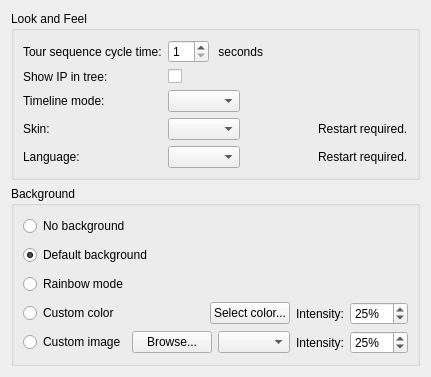
The window that client/src/ui/widgets/settings/look_and_feel_preferences_widget.ui (networkoptix/nx_open) describes before a commit, drawn with Qt 5.
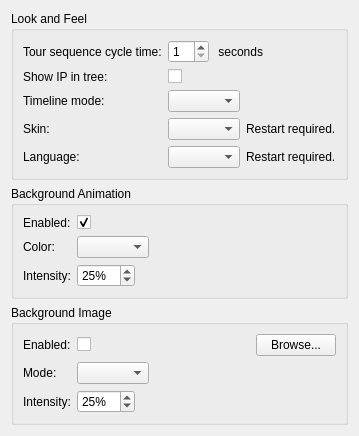
The same window after the commit.

Commit message:
(Issue #4269) :  custom image on the background and background itself
(in progress)

<==== Mercurial data ====>
Branch: master

```diff
--- a/client/src/ui/widgets/settings/look_and_feel_preferences_widget.ui
+++ b/client/src/ui/widgets/settings/look_and_feel_preferences_widget.ui
@@ -6,23 +6,20 @@
    <rect>
     <x>0</x>
     <y>0</y>
-    <width>423</width>
-    <height>360</height>
+    <width>334</width>
+    <height>410</height>
    </rect>
   </property>
   <property name="windowTitle">
    <string/>
   </property>
-  <layout class="QVBoxLayout" name="verticalLayout" stretch="0,0,0">
+  <layout class="QVBoxLayout" name="verticalLayout">
    <item>
     <widget class="QGroupBox" name="lookAndFeelGroupBox">
      <property name="title">
       <string>Look and Feel</string>
      </property>
-     <layout class="QFormLayout" name="formLayout">
-      <property name="fieldGrowthPolicy">
-       <enum>QFormLayout::AllNonFixedFieldsGrow</enum>
-      </property>
+     <layout class="QGridLayout" name="gridLayout">
       <item row="0" column="0">
        <widget class="QLabel" name="tourCycleTimeLabel">
         <property name="text">
@@ -131,18 +128,6 @@
       </item>
       <item row="4" column="0">
        <widget class="QLabel" name="languageLabel">
-        <property name="sizePolicy">
-         <sizepolicy hsizetype="Preferred" vsizetype="Preferred">
-          <horstretch>0</horstretch>
-          <verstretch>0</verstretch>
-         </sizepolicy>
-        </property>
-        <property name="minimumSize">
-         <size>
-          <width>0</width>
-          <height>0</height>
-         </size>
-        </property>
         <property name="text">
          <string>Language:</string>
         </property>
@@ -184,82 +169,42 @@
    <item>
     <widget class="QGroupBox" name="backgroundGroupBox">
      <property name="title">
-      <string>Background</string>
+      <string>Background Animation</string>
      </property>
-     <layout class="QGridLayout" name="gridLayout" rowminimumheight="23,23,23,23,23">
+     <layout class="QGridLayout" name="gridLayout_2">
       <item row="0" column="0">
-       <widget class="QRadioButton" name="backgroundEmptyRadioButton">
+       <widget class="QLabel" name="label_4">
         <property name="text">
-         <string>No background</string>
+         <string>Enabled:</string>
         </property>
        </widget>
       </item>
-      <item row="1" column="0">
-       <widget class="QRadioButton" name="backgroundDefaultRadioButton">
+      <item row="0" column="1">
+       <widget class="QCheckBox" name="checkBox_2">
         <property name="text">
-         <string>Default background</string>
+         <string/>
         </property>
         <property name="checked">
          <bool>true</bool>
         </property>
        </widget>
       </item>
+      <item row="1" column="0">
+       <widget class="QLabel" name="label_5">
+        <property name="text">
+         <string>Color:</string>
+        </property>
+       </widget>
+      </item>
       <item row="2" column="0">
-       <widget class="QRadioButton" name="backgroundRainbowRadioButton">
-        <property name="text">
-         <string>Rainbow mode</string>
-        </property>
-       </widget>
-      </item>
-      <item row="3" column="0">
-       <widget class="QWidget" name="backgroundColorWidget" native="true">
-        <layout class="QHBoxLayout" name="horizontalLayout_12">
-         <property name="leftMargin">
-          <number>0</number>
-         </property>
-         <property name="topMargin">
-          <number>0</number>
-         </property>
-         <property name="rightMargin">
-          <number>0</number>
-         </property>
-         <property name="bottomMargin">
-          <number>0</number>
-         </property>
-         <item>
-          <widget class="QRadioButton" name="backgroundCustomRadioButton">
-           <property name="text">
-            <string>Custom color</string>
-           </property>
-          </widget>
-         </item>
-         <item>
-          <spacer name="horizontalSpacer_4">
-           <property name="orientation">
-            <enum>Qt::Horizontal</enum>
-           </property>
-           <property name="sizeHint" stdset="0">
-            <size>
-             <width>40</width>
-             <height>20</height>
-            </size>
-           </property>
-          </spacer>
-         </item>
-         <item>
-          <widget class="QPushButton" name="selectColorButton">
-           <property name="text">
-            <string>Select color...</string>
-           </property>
-          </widget>
-         </item>
-         <item>
           <widget class="QLabel" name="backgroundColorOpacityLabel">
            <property name="text">
             <string>Intensity:</string>
            </property>
           </widget>
          </item>
+      <item row="2" column="1">
+       <layout class="QHBoxLayout" name="horizontalLayout_5">
          <item>
           <widget class="QSpinBox" name="backgroundColorOpacitySpinBox">
            <property name="suffix">
@@ -276,39 +221,74 @@
            </property>
           </widget>
          </item>
-        </layout>
-       </widget>
+        <item>
+         <spacer name="horizontalSpacer_8">
+          <property name="orientation">
+           <enum>Qt::Horizontal</enum>
+          </property>
+          <property name="sizeHint" stdset="0">
+           <size>
+            <width>40</width>
+            <height>20</height>
+           </size>
+          </property>
+         </spacer>
+        </item>
+       </layout>
       </item>
-      <item row="4" column="0">
-       <widget class="QWidget" name="backgroundImageWidget" native="true">
-        <layout class="QHBoxLayout" name="horizontalLayout_11">
-         <property name="leftMargin">
-          <number>0</number>
-         </property>
-         <property name="topMargin">
-          <number>0</number>
-         </property>
-         <property name="rightMargin">
-          <number>0</number>
-         </property>
-         <property name="bottomMargin">
-          <number>0</number>
-         </property>
+      <item row="1" column="1">
+       <layout class="QHBoxLayout" name="horizontalLayout_8">
+        <item>
+         <widget class="QComboBox" name="colorComboBox"/>
+        </item>
+        <item>
+         <spacer name="horizontalSpacer_4">
+          <property name="orientation">
+           <enum>Qt::Horizontal</enum>
+          </property>
+          <property name="sizeHint" stdset="0">
+           <size>
+            <width>40</width>
+            <height>20</height>
+           </size>
+          </property>
+         </spacer>
+        </item>
+       </layout>
+      </item>
+     </layout>
+    </widget>
+   </item>
+   <item>
+    <widget class="QGroupBox" name="imageGroupBox">
+     <property name="title">
+      <string>Background Image</string>
+     </property>
+     <layout class="QGridLayout" name="gridLayout_3">
+      <item row="0" column="0">
+       <widget class="QLabel" name="label">
+        <property name="text">
+         <string>Enabled:</string>
+        </property>
+       </widget>
+      </item>
+      <item row="0" column="1">
+       <layout class="QHBoxLayout" name="horizontalLayout">
          <item>
-          <widget class="QRadioButton" name="backgroundImageRadioButton">
+         <widget class="QCheckBox" name="checkBox">
            <property name="text">
-            <string>Custom image</string>
+           <string/>
            </property>
           </widget>
          </item>
          <item>
-          <spacer name="horizontalSpacer_6">
+         <spacer name="horizontalSpacer_2">
            <property name="orientation">
             <enum>Qt::Horizontal</enum>
            </property>
            <property name="sizeHint" stdset="0">
             <size>
-             <width>174</width>
+            <width>40</width>
              <height>20</height>
             </size>
            </property>
@@ -321,16 +301,44 @@
            </property>
           </widget>
          </item>
+       </layout>
+      </item>
+      <item row="1" column="0">
+       <widget class="QLabel" name="label_3">
+        <property name="text">
+         <string>Mode:</string>
+        </property>
+       </widget>
+      </item>
+      <item row="1" column="1">
+       <layout class="QHBoxLayout" name="horizontalLayout_2">
          <item>
           <widget class="QComboBox" name="backgroundImageModeComboBox"/>
          </item>
          <item>
+         <spacer name="horizontalSpacer_6">
+          <property name="orientation">
+           <enum>Qt::Horizontal</enum>
+          </property>
+          <property name="sizeHint" stdset="0">
+           <size>
+            <width>40</width>
+            <height>20</height>
+           </size>
+          </property>
+         </spacer>
+        </item>
+       </layout>
+      </item>
+      <item row="2" column="0">
           <widget class="QLabel" name="backgroundImageOpacityLabel">
            <property name="text">
             <string>Intensity:</string>
            </property>
           </widget>
          </item>
+      <item row="2" column="1">
+       <layout class="QHBoxLayout" name="horizontalLayout_3">
          <item>
           <widget class="QSpinBox" name="backgroundImageOpacitySpinBox">
            <property name="suffix">
@@ -347,8 +355,20 @@
            </property>
           </widget>
          </item>
-        </layout>
-       </widget>
+        <item>
+         <spacer name="horizontalSpacer_7">
+          <property name="orientation">
+           <enum>Qt::Horizontal</enum>
+          </property>
+          <property name="sizeHint" stdset="0">
+           <size>
+            <width>40</width>
+            <height>20</height>
+           </size>
+          </property>
+         </spacer>
+        </item>
+       </layout>
       </item>
      </layout>
     </widget>
```
Left out of the diff: 2 changed lines with no effect on the pictures. Lines whose indentation alone changed are shown as unchanged. The commit also changes 4 other files.
